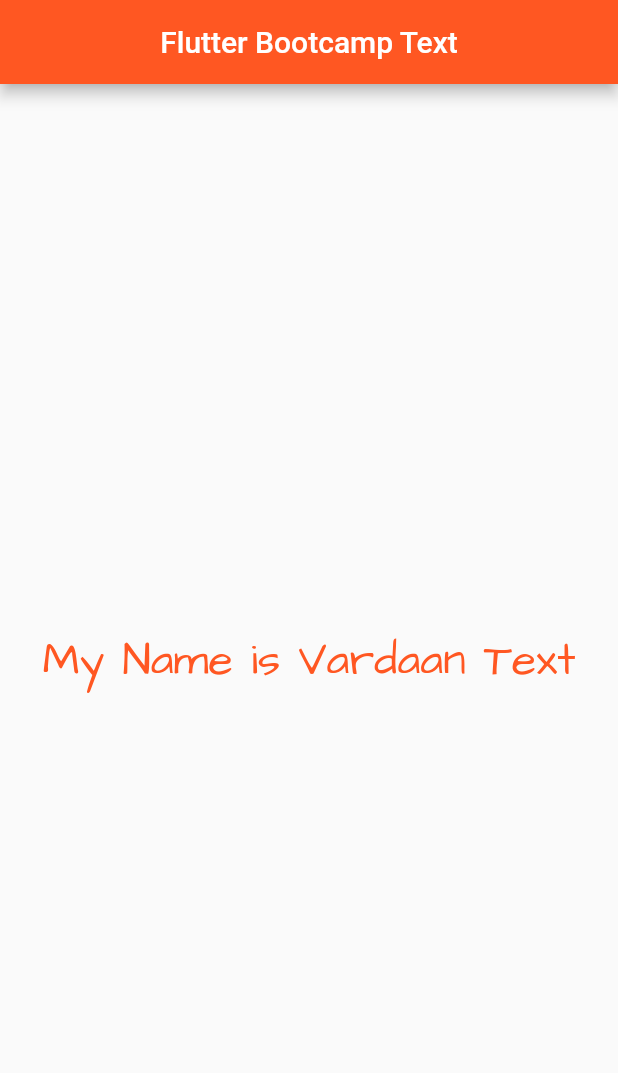
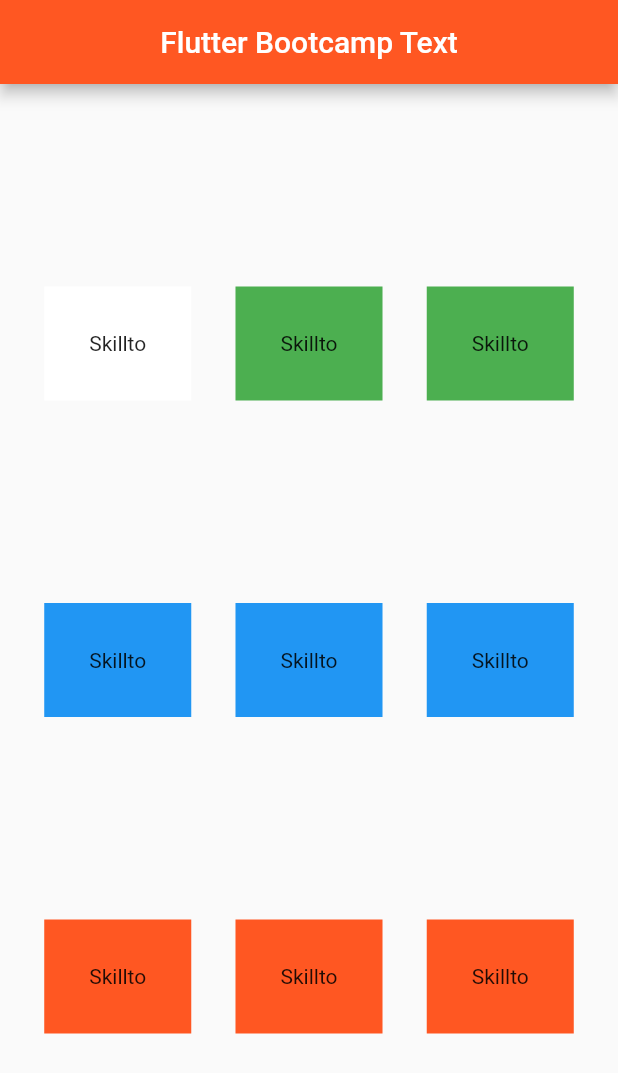
Before and after one commit to gokuldh/flutter_app, a Flutter app: the screen it shows after launch, on a phone screen of 412 x 824 dp. Shown: the top 1073 px of the screen. Run offline on Flutter 3.47's test engine with Material 2 defaults, Android fonts, the phone set to English and light mode, and no system bars.

Commit message:
Day 3
Images, Buttons, Rows and Columns

```diff
--- a/lib/main.dart
+++ b/lib/main.dart
@@ -17,14 +17,70 @@ class FlutterBootcamp extends StatelessWidget{
           backgroundColor: Colors.deepOrange,
           centerTitle: true,
         ),
-        body: Center(
-          child: Text(Strings.bodytext,
-            style: TextStyle(
-              fontSize: 30,
-              color: Colors.deepOrange,
-              fontFamily: 'ArchitectsDaughter',
+        body: Row(
+          mainAxisAlignment: MainAxisAlignment.spaceEvenly,
+          children: [
+            Column(
+              mainAxisAlignment: MainAxisAlignment.spaceEvenly,
+              children: [
+                Container(
+                  color: Colors.white,
+                  child: Text("Skillto"),
+                  padding: EdgeInsets.all(30),
+                ),
+                Container(
+                  color: Colors.blue,
+                  child: Text("Skillto"),
+                  padding: EdgeInsets.all(30),
+                ),
+                Container(
+                  color: Colors.deepOrange,
+                  child: Text("Skillto"),
+                  padding: EdgeInsets.all(30),
+                ),
+              ],
             ),
-          ),
+            Column(
+              mainAxisAlignment: MainAxisAlignment.spaceEvenly,
+              children: [
+                Container(
+                  color: Colors.green,
+                  child: Text("Skillto"),
+                  padding: EdgeInsets.all(30),
+                ),
+                Container(
+                  color: Colors.blue,
+                  child: Text("Skillto"),
+                  padding: EdgeInsets.all(30),
+                ),
+                Container(
+                  color: Colors.deepOrange,
+                  child: Text("Skillto"),
+                  padding: EdgeInsets.all(30),
+                ),
+              ],
+            ),
+            Column(
+              mainAxisAlignment: MainAxisAlignment.spaceEvenly,
+              children: [
+                Container(
+                  color: Colors.green,
+                  child: Text("Skillto"),
+                  padding: EdgeInsets.all(30),
+                ),
+                Container(
+                  color: Colors.blue,
+                  child: Text("Skillto"),
+                  padding: EdgeInsets.all(30),
+                ),
+                Container(
+                  color: Colors.deepOrange,
+                  child: Text("Skillto"),
+                  padding: EdgeInsets.all(30),
+                ),
+              ],
+            ),
+          ],
         ),
       ),
     );
--- a/pubspec.yaml
+++ b/pubspec.yaml
@@ -48,6 +48,8 @@ flutter:
   # assets:
   #   - images/a_dot_burr.jpeg
   #   - images/a_dot_ham.jpeg
+  assets:
+    - assets/sky.jpg
 
   # An image asset can refer to one or more resolution-specific "variants", see
   # https://flutter.dev/assets-and-images/#resolution-aware.
```
Also changed, not shown: assets/sky.jpg (added).
